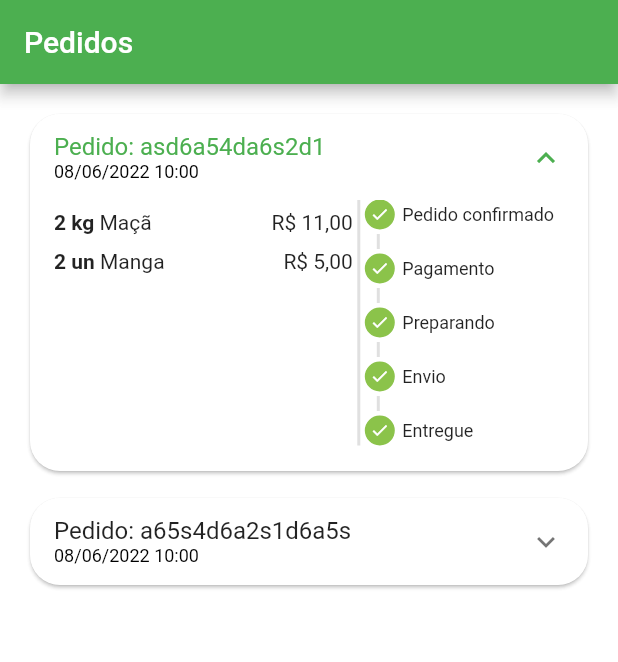
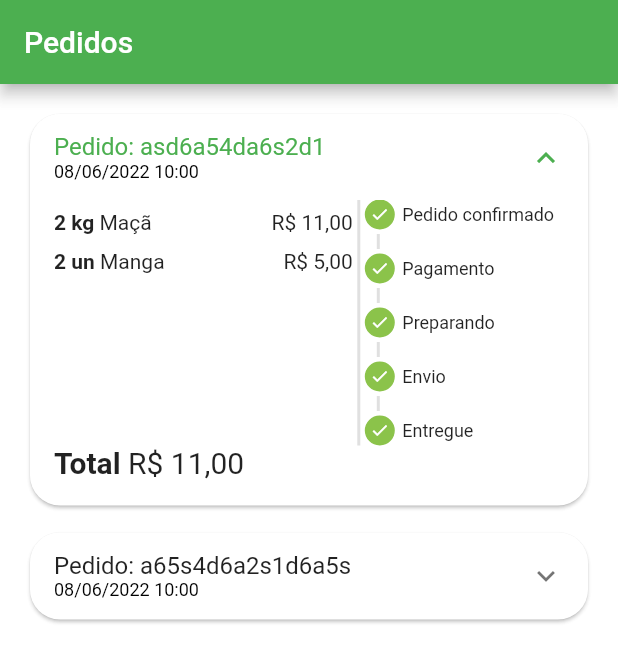
Before and after one commit to diegocar448/greengrocer, a Flutter app: the OrdersTab screen opened directly, on a phone screen of 412 x 824 dp. Shown: the top 662 px of the screen. Run offline on Flutter 3.47's test engine with Material 2 defaults, Android fonts, the phone set to English and light mode, and no system bars; our stand-ins replace animated_text_kit, badges, mask_text_input_formatter.

Commit message:
Botão de pagamento que vai renderizar quando ainda nao for pago caso contrario nao vai aparecer

```diff
--- a/lib/src/pages/orders/components/order_tile.dart
+++ b/lib/src/pages/orders/components/order_tile.dart
@@ -41,6 +41,7 @@ class OrderTile extends StatelessWidget {
           ),
           /** Aqui adicionamos uma borda como um model de um quadro */
           childrenPadding: const EdgeInsets.fromLTRB(16, 0, 16, 16),
+          expandedCrossAxisAlignment: CrossAxisAlignment.stretch,
           children: [
             /**
              *  com o IntrinsicHeight terá um crescimento intrínseco para pode visualizar a barra vertical
@@ -89,6 +90,45 @@ class OrderTile extends StatelessWidget {
                 ],
               ),
             ),
+
+            //Total
+            Text.rich(
+              TextSpan(
+                /** aplicar style aqui irá refletir sobre todo os elementos filhos */
+                style: const TextStyle(
+                  fontSize: 20,
+                ),
+                children: [
+                  const TextSpan(
+                    text: 'Total ',
+                    style: TextStyle(
+                      fontWeight: FontWeight.bold,
+                    ),
+                  ),
+                  TextSpan(
+                    text: utilsServices.priceToCurrency(order.total),
+                  ),
+                ],
+              ),
+            ),
+
+            //Botão pagamento
+            Visibility(
+              visible: order.status == 'pending_payment',
+              child: ElevatedButton.icon(
+                style: ElevatedButton.styleFrom(
+                  shape: RoundedRectangleBorder(
+                    borderRadius: BorderRadius.circular(20),
+                  ),
+                ),
+                onPressed: () {},
+                icon: Image.asset(
+                  'assets/app_images/pix.png',
+                  height: 18,
+                ),
+                label: const Text('Ver QR Code Pix'),
+              ),
+            )
           ],
         ),
       ),
--- a/pubspec.yaml
+++ b/pubspec.yaml
@@ -65,6 +65,7 @@ flutter:
   # To add assets to your application, add an assets section, like this:
   assets:
     - assets/fruits/
+    - assets/app_images/
   #   - images/a_dot_ham.jpeg
 
   # An image asset can refer to one or more resolution-specific "variants", see
```
Also changed, not shown: assets/app_images/app_icon.png (added), assets/app_images/pix.png (added).
